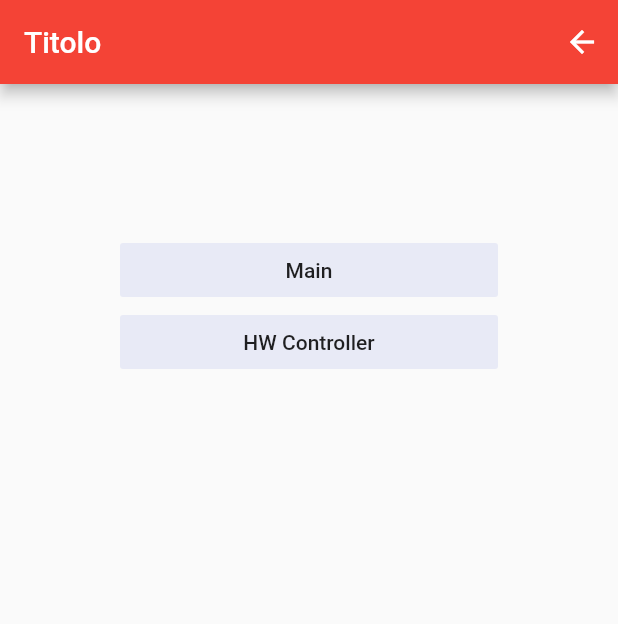
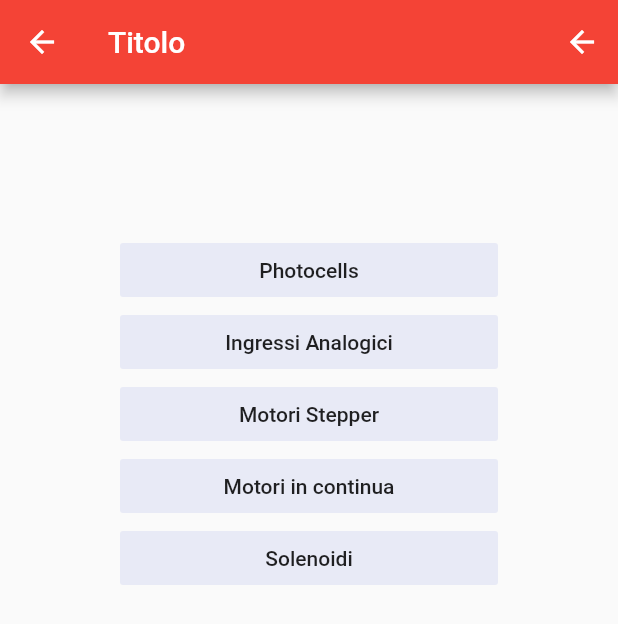
Before and after one commit to Rototype/ECPFlutterTestTool, a Flutter app: the UserInfoPage screen opened directly, after a tap on the "arrow back" icon, on a phone screen of 412 x 824 dp. Shown: the top 624 px of the screen. Run offline on Flutter 3.47's test engine with Material 2 defaults, Android fonts, the phone set to English and light mode, and no system bars.

Commit message:
Features: Aggiunto Navigator ed altre pagine
changes:

- modificati buttoni e aggiunti a seconda delle richieste del protocollo
- aggiunte pagine riferite agli slaves
- todo: aggiungere buttoni con funzioni relative agli slaves

```diff
--- a/lib/login_page.dart
+++ b/lib/login_page.dart
@@ -34,6 +34,7 @@ class _LoginPageState extends State<LoginPage> {
                         color: Colors.red,
                         child: MaterialButton(
                           onPressed: () async {
+
                             if (_formKey.currentState.validate()) {
                               if (!await user.wsconnect())
                               _key.currentState.showSnackBar(SnackBar(
--- a/lib/main.dart
+++ b/lib/main.dart
@@ -1,13 +1,18 @@
-import 'dart:async';
-
 import 'package:flutter/material.dart';
 import 'package:provider/provider.dart';
-import 'hwcontrollerCommand_page.dart';
+import 'analogic_input.dart';
 import 'login_page.dart';
-import 'mainCommand_page.dart';
+import 'photocells.dart';
 import 'ws_manage.dart';
+import 'continous_motor.dart';
+import 'solenoid.dart';
+import 'stepper_motor.dart';
 
-void main() => runApp(MyApp());
+void main() => runApp(ChangeNotifierProvider(
+      create: (_) => WebSocketClass(),
+      child: MyApp()
+    )
+  );
 TextEditingController controller = TextEditingController();
 
 List<Color> color = [
@@ -23,8 +28,12 @@ class MyApp extends StatelessWidget {
       ),
       home: HomePage(),
       routes: {
-        '/call': (_) => CallPage(),
-        '/first': (_) => UserInfoPage()
+        '/Photocells': (_) => Photocells(),
+        '/PhotocellPage': (_) => PhotocellPage(),
+        '/inputA': (_) => AnalogicInput(),
+        '/StepperMotor': (_) => MotorST(),
+        '/DCMotor': (_) => DCMotor(),
+        '/Solenoids': (_) => Solenoid()
       },
     );
   }
@@ -34,25 +43,18 @@ class HomePage extends StatelessWidget {
 
   @override
   Widget build(BuildContext context) {
-    return ChangeNotifierProvider(
-      create: (_) => WebSocketClass(),
-      child: Consumer(
+    return Consumer(
         builder: (__, WebSocketClass user, _) {
           switch (user.status) {
             case Status.Unauthenticated:
               return LoginPage();
             case Status.Authenticated:
               return UserInfoPage();
-            case Status.CallPage:
-              return CallPage();
-            case Status.EndCallPage:
-              return EndCallPage();
             default:
               return LoginPage();
           }
-        },
-      ),
-    );
+        }
+      );
   }
 }
 
@@ -61,31 +63,72 @@ class UserInfoPage extends StatelessWidget {
   @override
   Widget build(BuildContext context) {
     final user = Provider.of<WebSocketClass>(context);
-
+    user.generateButtonsList(context);
     List<FlatButton> funct = [
       FlatButton(
-        onPressed: () async {
-          // await Future.delayed(Duration(seconds: 2));
-          user.openCall();
+        onPressed: () {
+          Navigator.pushNamed(context,'/Photocells' );
         },
         color: Colors.indigo[50],
         child: Row(
           mainAxisAlignment: MainAxisAlignment.center,
           children: <Widget>[
-            Text('Main')
+            Text('Photocells')
           ],
         ),
       ),
+
       FlatButton(
         color: Colors.indigo[50],
         onPressed: () {
-          user.openEndCall();
+          Navigator.pushNamed(context,'/inputA' );
+          },
+        child: Row(
+          mainAxisAlignment: MainAxisAlignment.center,
+          children: <Widget>[
+            Text('Ingressi Analogici')
+          ],
+        ),
+      ),
+
+      FlatButton(
+        color: Colors.indigo[50],
+        onPressed: () {
+          Navigator.pushNamed(context,'/StepperMotor' );
           },
         child: Row(
           mainAxisAlignment: MainAxisAlignment.center,
           children: <Widget>[
 
-            Text('HW Controller')
+            Text('Motori Stepper')
+          ],
+        ),
+      ),
+
+      FlatButton(
+        color: Colors.indigo[50],
+        onPressed: () {
+          Navigator.pushNamed(context,'/DCMotor' );
+          },
+        child: Row(
+          mainAxisAlignment: MainAxisAlignment.center,
+          children: <Widget>[
+
+            Text('Motori in continua')
+          ],
+        ),
+      ),
+
+      FlatButton(
+        color: Colors.indigo[50],
+        onPressed: () {
+          Navigator.pushNamed(context,'/Solenoids' );
+          },
+        child: Row(
+          mainAxisAlignment: MainAxisAlignment.center,
+          children: <Widget>[
+
+            Text('Solenoidi')
           ],
         ),
       ),
--- a/lib/ws_manage.dart
+++ b/lib/ws_manage.dart
@@ -1,19 +1,62 @@
 import 'dart:async';
+import 'package:flutter/material.dart';
 import 'package:flutter/widgets.dart';
-import 'package:web_socket_channel/io.dart';
+import 'package:web_socket_channel/html.dart';
 import 'package:web_socket_channel/web_socket_channel.dart';
 
 enum Status {
   Authenticated,
   Unauthenticated,
-  CallPage,
-  EndCallPage
 }
+
+class PhotocellsClass{
+  int id;
+  FlatButton button;
+  PhotocellsClass(int id, FlatButton button){
+    this.id=id;
+    this.button=button;
+  }
+
+}
+class InputClass{
+  int id;
+  FlatButton button;
+  InputClass(id, button){
+    this.id=id;
+    this.button=button;
+  }
+}
+class StepperMotorClass{
+  int id;
+  FlatButton button;
+  StepperMotorClass(id, button){
+    this.id=id;
+    this.button=button;
+  }
+}
+class DcMotorClass{
+  int id;
+  FlatButton button;
+  DcMotorClass(id, button){
+    this.id=id;
+    this.button=button;
+  }
+}
+class SolenoidClass{
+  int id;
+  FlatButton button;
+  SolenoidClass(id, button){
+    this.id=id;
+    this.button=button;
+  }
+}
+
 
 class WebSocketClass with ChangeNotifier {
 
   WebSocketChannel _channel;
 
+  //String _url = "ws://192.168.1.101:5001";
   //String _url = "ws://192.168.1.37:8080";
   String _url = "wss://echo.websocket.org";
 
@@ -25,11 +68,18 @@ class WebSocketClass with ChangeNotifier {
   List<String> messageStringHWcontroller = new List<String>();
   List<String> messageStringMain = new List<String>();
 
+  int index=0;
+  List<PhotocellsClass> photocellButtons = new List<PhotocellsClass>();
+  List<InputClass> inputButtons = new List<InputClass>();
+  List<DcMotorClass> dcMotorButtons = new List<DcMotorClass>();
+  List<StepperMotorClass> stepperMotorButtons = new List<StepperMotorClass>();
+  List<SolenoidClass> solenoidButtons = new List<SolenoidClass>();
+
   WebSocketClass();
 
   Future<bool> wsconnect() async {
     try{
-      _channel = IOWebSocketChannel.connect(_url);
+      _channel = HtmlWebSocketChannel.connect(_url);
       if (_channel == null) {
 
         timerPeriod.cancel();
@@ -82,13 +132,13 @@ class WebSocketClass with ChangeNotifier {
       timerPeriod = Timer.periodic(Duration(seconds: 2), (timer) {
         send('ping');
       });
+    }catch(e){
+      print('erro $e');
+    }
+    status = Status.Authenticated;
+    notifyListeners();
+    return true;
 
-      status = Status.Authenticated;
-      notifyListeners();
-      return true;
-      }catch(e){
-        print('erro $e');
-      }
   }
 
   Future<void> disconnect() async {
@@ -115,17 +165,6 @@ class WebSocketClass with ChangeNotifier {
       print(err);
     }
   }
-
-  void openCall() {
-    status = Status.CallPage;
-    notifyListeners();
-  }
-
-  void openEndCall() {
-    status = Status.EndCallPage;
-    notifyListeners();
-  }
-
   void openHome() {
     status = Status.Authenticated;
     notifyListeners();
@@ -140,4 +179,64 @@ class WebSocketClass with ChangeNotifier {
     messageStringMain = new List<String>();
     notifyListeners();
   }
+
+  void generateButtonsList(BuildContext context){
+    photocellButtons = new List<PhotocellsClass>();
+    for(int i=0; i<50 ;i++){
+      photocellButtons.add(
+        new PhotocellsClass(
+          i+1,
+          new FlatButton(
+            onPressed: (){
+              index=i+1;
+               Navigator.pushNamed(context,'/PhotocellPage' );
+            },
+            child: Text('Photocell ${i+1}')
+          )
+        )
+      );
+    }
+    for(int i=0;i<5;i++){
+      inputButtons.add(
+        new InputClass(
+          i+1,
+          new FlatButton(
+            onPressed:() { print('esisto pur io');},
+            child: Text('Analogic Input ${i+1}')
+          )
+        )
+      );
+    }
+    for(int i=0;i<20;i++){
+      stepperMotorButtons.add(
+        new StepperMotorClass(
+          i+1,
+          new FlatButton(
+            onPressed: (){print('Io non esisto, o forse si?');},
+            child: Text('Stepper motor ${i+1}')
+          )
+        )
+      );
+    }
+    for(int i=0; i<10;i++){
+      dcMotorButtons.add(
+        new DcMotorClass(
+          i+1,
+          new FlatButton(
+            onPressed: (){print('esistiamo tutti');},
+            child: Text('DC Motor ${i+1}')
+          )
+        )
+      );
+      solenoidButtons.add(
+        new SolenoidClass(
+          i+1,
+          new FlatButton(
+            onPressed: (){print('siamo solenoidi');},
+            child: Text('Solenoids ${i+1}')
+          )
+        )
+      );
+    }
+  }
 }
```
Also changed, not shown: lib/analogic_input.dart (added, +38 -0 lines), lib/continous_motor.dart (added, +37 -0 lines), lib/hwcontrollerCommand_page.dart (deleted, +0 -85 lines), lib/mainCommand_page.dart (deleted, +0 -86 lines), lib/photocells.dart (added, +57 -0 lines), lib/solenoid.dart (added, +37 -0 lines), lib/stepper_motor.dart (added, +38 -0 lines).
